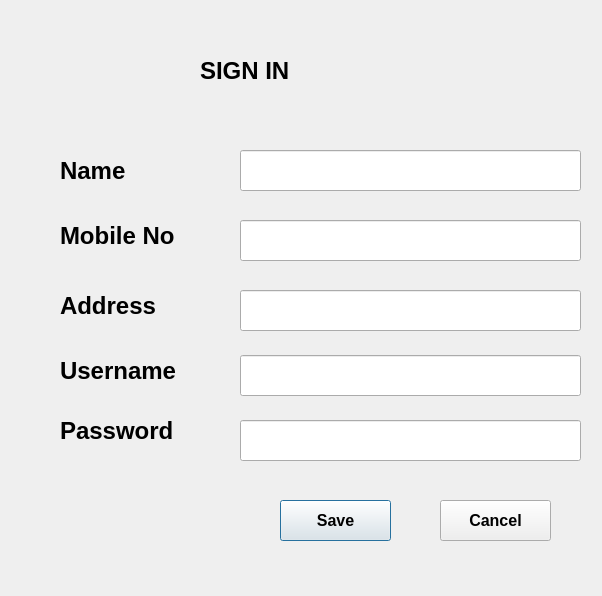
Above: sign_in.ui from SonaliGaonkar/CarRentalSystem before the change. Below: the same form after it.
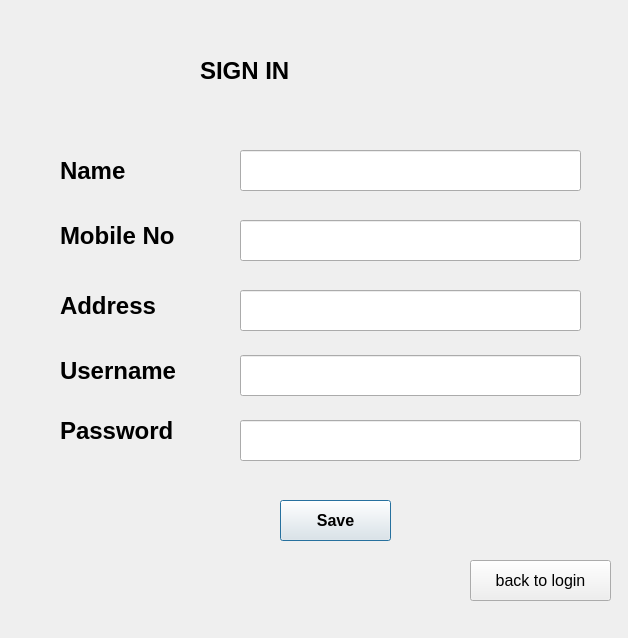
That is the form after the change.

Diff of the .ui file:
```diff
--- a/sign_in.ui
+++ b/sign_in.ui
@@ -6,8 +6,8 @@
    <rect>
     <x>0</x>
     <y>0</y>
-    <width>602</width>
-    <height>596</height>
+    <width>628</width>
+    <height>638</height>
    </rect>
   </property>
   <property name="palette">
@@ -209,20 +209,21 @@
   <widget class="QPushButton" name="pushButton_2">
    <property name="geometry">
     <rect>
-     <x>440</x>
-     <y>500</y>
-     <width>111</width>
+     <x>470</x>
+     <y>560</y>
+     <width>141</width>
      <height>41</height>
     </rect>
    </property>
    <property name="font">
     <font>
+     <family>Arial</family>
      <pointsize>12</pointsize>
-     <bold>true</bold>
+     <bold>false</bold>
     </font>
    </property>
    <property name="text">
-    <string>Cancel</string>
+    <string>back to login</string>
    </property>
   </widget>
  </widget>
```
Left out of the diff: 31 changed lines with no effect on the pictures.
